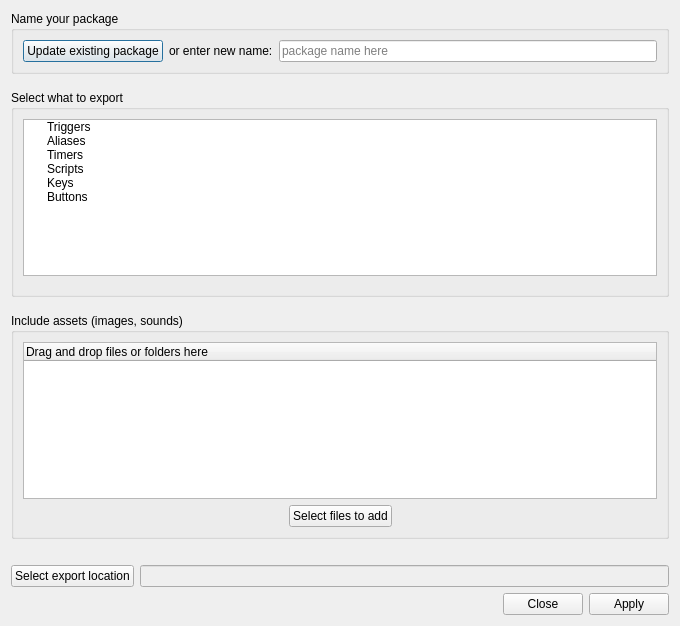
Before: the Qt Designer form src/ui/dlgPackageExporter.ui in vadi2/Mudlet, drawn with Qt 5.
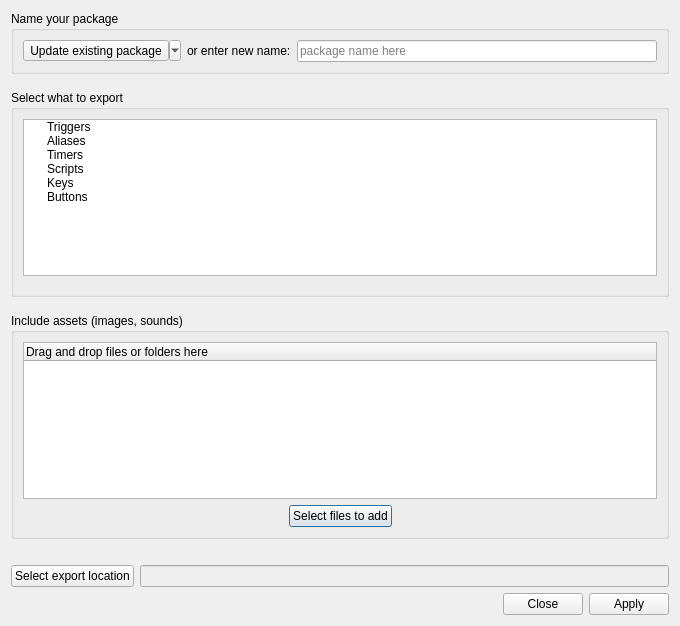
After: the same form once the commit is applied. Icons and pictures are not drawn.

The edit to the form file:
```diff
--- a/src/ui/dlgPackageExporter.ui
+++ b/src/ui/dlgPackageExporter.ui
@@ -33,10 +33,13 @@
       <item row="0" column="0">
        <layout class="QHBoxLayout" name="horizontalLayout">
         <item>
-         <widget class="QPushButton" name="pushButton">
+         <widget class="QToolButton" name="toolButton">
           <property name="text">
            <string>Update existing package</string>
           </property>
+          <property name="popupMode">
+           <enum>QToolButton::MenuButtonPopup</enum>
+          </property>
          </widget>
         </item>
         <item>
```
